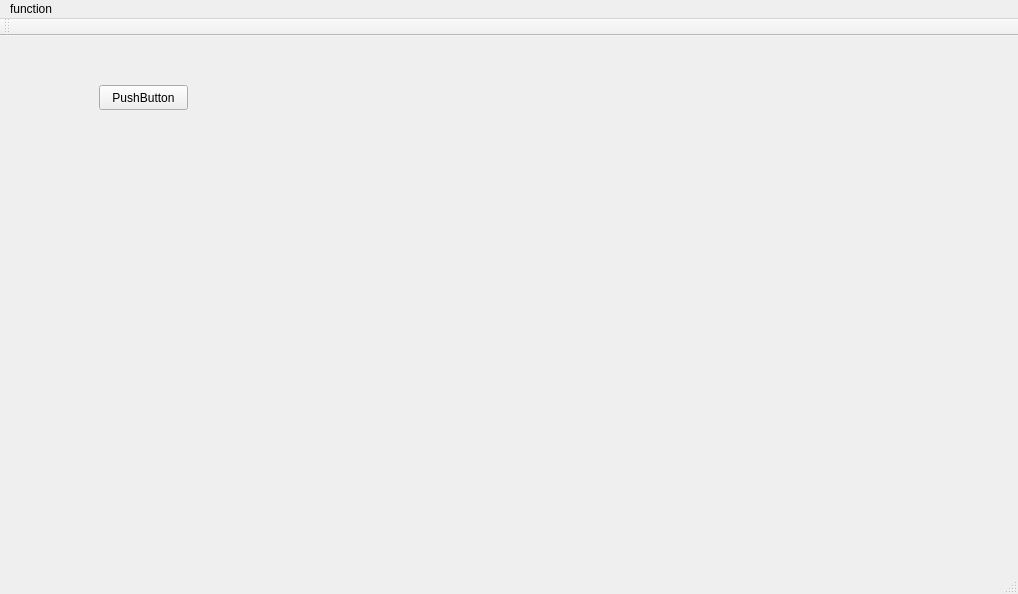
Before: the Qt Designer form src/mainwindow.ui in MRwangmaomao/IMRobot_GUI, drawn with Qt 5.
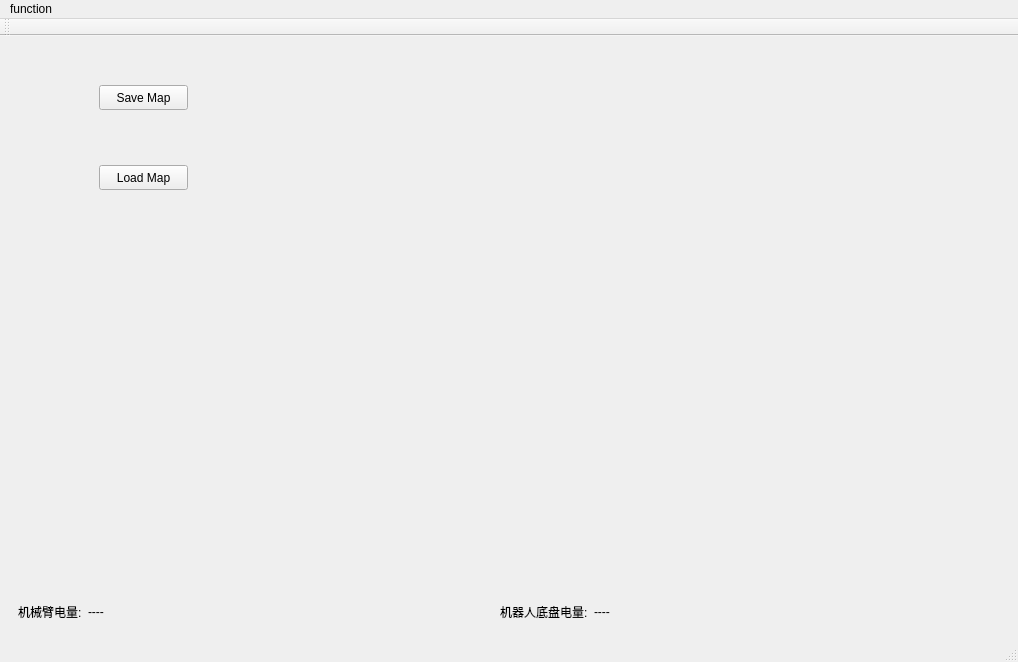
After: the same form once the commit is applied. The open tabs and pages were chosen to show the change.

The edit to the form file:
```diff
--- a/src/mainwindow.ui
+++ b/src/mainwindow.ui
@@ -7,7 +7,7 @@
     <x>0</x>
     <y>0</y>
     <width>1018</width>
-    <height>594</height>
+    <height>662</height>
    </rect>
   </property>
   <property name="windowTitle">
@@ -37,7 +37,20 @@
          </rect>
         </property>
         <property name="text">
-         <string>PushButton</string>
+         <string>Save Map</string>
+        </property>
+       </widget>
+       <widget class="QPushButton" name="pushButtonLoadMap">
+        <property name="geometry">
+         <rect>
+          <x>90</x>
+          <y>120</y>
+          <width>89</width>
+          <height>25</height>
+         </rect>
+        </property>
+        <property name="text">
+         <string>Load Map</string>
         </property>
        </widget>
       </widget>
@@ -623,6 +636,66 @@
       </widget>
      </widget>
     </item>
+    <item>
+     <widget class="QWidget" name="widget_10" native="true">
+      <layout class="QHBoxLayout" name="horizontalLayout_7">
+       <item>
+        <widget class="QLabel" name="label_11">
+         <property name="text">
+          <string>机械臂电量:</string>
+         </property>
+        </widget>
+       </item>
+       <item>
+        <widget class="QLabel" name="label_battary_arm">
+         <property name="text">
+          <string>----</string>
+         </property>
+        </widget>
+       </item>
+       <item>
+        <spacer name="horizontalSpacer_12">
+         <property name="orientation">
+          <enum>Qt::Horizontal</enum>
+         </property>
+         <property name="sizeHint" stdset="0">
+          <size>
+           <width>40</width>
+           <height>20</height>
+          </size>
+         </property>
+        </spacer>
+       </item>
+       <item>
+        <widget class="QLabel" name="label_9">
+         <property name="text">
+          <string>机器人底盘电量:</string>
+         </property>
+        </widget>
+       </item>
+       <item>
+        <widget class="QLabel" name="label_battary_value">
+         <property name="text">
+          <string>----</string>
+         </property>
+        </widget>
+       </item>
+       <item>
+        <spacer name="horizontalSpacer_13">
+         <property name="orientation">
+          <enum>Qt::Horizontal</enum>
+         </property>
+         <property name="sizeHint" stdset="0">
+          <size>
+           <width>40</width>
+           <height>20</height>
+          </size>
+         </property>
+        </spacer>
+       </item>
+      </layout>
+     </widget>
+    </item>
    </layout>
   </widget>
   <widget class="QMenuBar" name="menubar">
```
Left out of the diff: 4 changed lines with no effect on the pictures.
